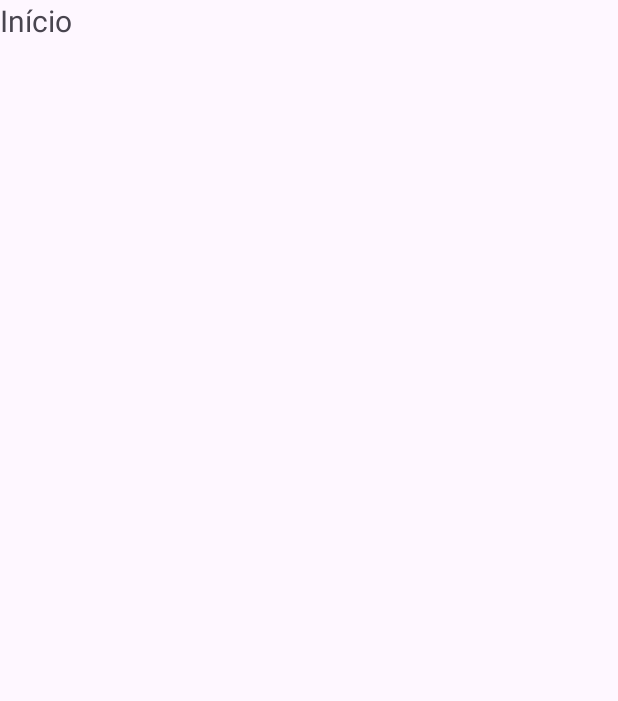
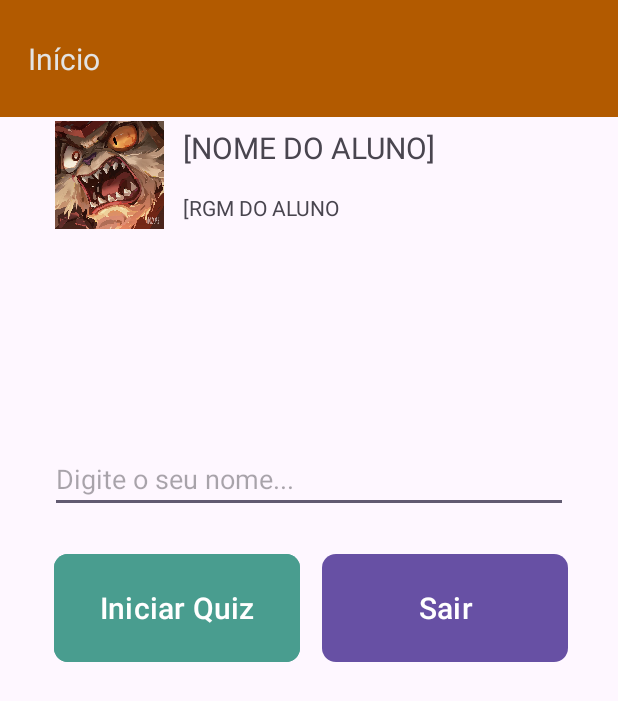
Before and after one commit to g-Barsani/QuizDasBandeiras, an Android app: the screen it shows after launch (MainActivity), on a phone screen of 412 x 824 dp. Before the commit the part shown is almost empty. Shown: the top 701 px of the screen. Run offline under Robolectric (Android 15) with nearby library versions, the phone set to English and light mode, and no system bars.

Commit message:
Create home screen layout design

```diff
--- a/src/main/res/layout/activity_main.xml
+++ b/src/main/res/layout/activity_main.xml
@@ -7,18 +7,107 @@
     android:layout_height="match_parent"
     tools:context=".MainActivity">
 
-    <LinearLayout
-        android:layout_width="409dp"
-        android:layout_height="729dp"
-        android:orientation="vertical"
+    <TextView
+        android:id="@+id/textView"
+        android:layout_width="412dp"
+        android:layout_height="78dp"
+        android:background="#B25A00"
+        android:gravity="center_vertical"
+        android:text="    Início"
+        android:textColor="#E3E3E3"
+        android:textSize="20sp"
+        app:layout_constraintBottom_toBottomOf="parent"
+        app:layout_constraintEnd_toEndOf="parent"
+        app:layout_constraintHorizontal_bias="1.0"
+        app:layout_constraintStart_toStartOf="parent"
+        app:layout_constraintTop_toTopOf="parent"
+        app:layout_constraintVertical_bias="0.0" />
+
+    <androidx.constraintlayout.widget.ConstraintLayout
+        android:id="@+id/constraintLayout"
+        android:layout_width="match_parent"
+        android:layout_height="wrap_content"
         tools:layout_editor_absoluteX="1dp"
-        tools:layout_editor_absoluteY="1dp">
+        tools:layout_editor_absoluteY="41dp">
 
-        <TextView
-            android:id="@+id/textView"
-            android:layout_width="match_parent"
-            android:layout_height="wrap_content"
-            android:text="Início"
-            android:textSize="20sp" />
-    </LinearLayout>
+    </androidx.constraintlayout.widget.ConstraintLayout>
+
+    <EditText
+        android:id="@+id/editTextText"
+        android:layout_width="345dp"
+        android:layout_height="42dp"
+        android:layout_marginTop="300dp"
+        android:ems="10"
+        android:hint="Digite o seu nome..."
+        android:inputType="text"
+        android:text=""
+        app:layout_constraintEnd_toEndOf="parent"
+        app:layout_constraintStart_toStartOf="parent"
+        app:layout_constraintTop_toTopOf="parent" />
+
+    <Button
+        android:id="@+id/btnIniciarQuiz"
+        android:layout_width="164dp"
+        android:layout_height="80dp"
+        android:layout_marginEnd="212dp"
+        android:layout_weight="1"
+        android:backgroundTint="#499D8F"
+        android:text="Iniciar Quiz"
+        android:textSize="20sp"
+        app:cornerRadius="14px"
+        app:layout_constraintBottom_toBottomOf="parent"
+        app:layout_constraintEnd_toEndOf="parent"
+        app:layout_constraintTop_toBottomOf="@+id/editTextText"
+        app:layout_constraintVertical_bias="0.058" />
+
+    <ImageView
+        android:id="@+id/imageView"
+        android:layout_width="78dp"
+        android:layout_height="72dp"
+        app:layout_constraintBottom_toBottomOf="parent"
+        app:layout_constraintEnd_toStartOf="@+id/textView4"
+        app:layout_constraintHorizontal_bias="0.767"
+        app:layout_constraintStart_toStartOf="parent"
+        app:layout_constraintTop_toTopOf="parent"
+        app:layout_constraintVertical_bias="0.107"
+        app:srcCompat="@drawable/pp" />
+
+    <TextView
+        android:id="@+id/textView4"
+        android:layout_width="wrap_content"
+        android:layout_height="wrap_content"
+        android:text="[NOME DO ALUNO]"
+        android:textSize="20sp"
+        app:layout_constraintBottom_toTopOf="@+id/textView5"
+        app:layout_constraintEnd_toEndOf="parent"
+        app:layout_constraintHorizontal_bias="0.502"
+        app:layout_constraintStart_toStartOf="parent"
+        app:layout_constraintTop_toTopOf="@+id/textView"
+        app:layout_constraintVertical_bias="0.833" />
+
+    <TextView
+        android:id="@+id/textView5"
+        android:layout_width="wrap_content"
+        android:layout_height="wrap_content"
+        android:layout_marginBottom="152dp"
+        android:text="[RGM DO ALUNO"
+        app:layout_constraintBottom_toTopOf="@+id/editTextText"
+        app:layout_constraintEnd_toEndOf="parent"
+        app:layout_constraintHorizontal_bias="0.398"
+        app:layout_constraintStart_toStartOf="parent" />
+
+    <Button
+        android:id="@+id/button"
+        android:layout_width="164dp"
+        android:layout_height="80dp"
+        android:text="Sair"
+        android:textSize="20sp"
+        app:cornerRadius="14px"
+        app:layout_constraintBottom_toBottomOf="parent"
+        app:layout_constraintEnd_toEndOf="parent"
+        app:layout_constraintHorizontal_bias="0.312"
+        app:layout_constraintStart_toEndOf="@+id/btnIniciarQuiz"
+        app:layout_constraintTop_toBottomOf="@+id/editTextText"
+        app:layout_constraintVertical_bias="0.058" />
+
 </androidx.constraintlayout.widget.ConstraintLayout>
```
Also changed, not shown: src/main/res/drawable/WhatsApp Image 2024-01-01 at 02.01.35_5f5d607b - Copy.jpg (deleted), src/main/res/drawable/pp.png (added).
